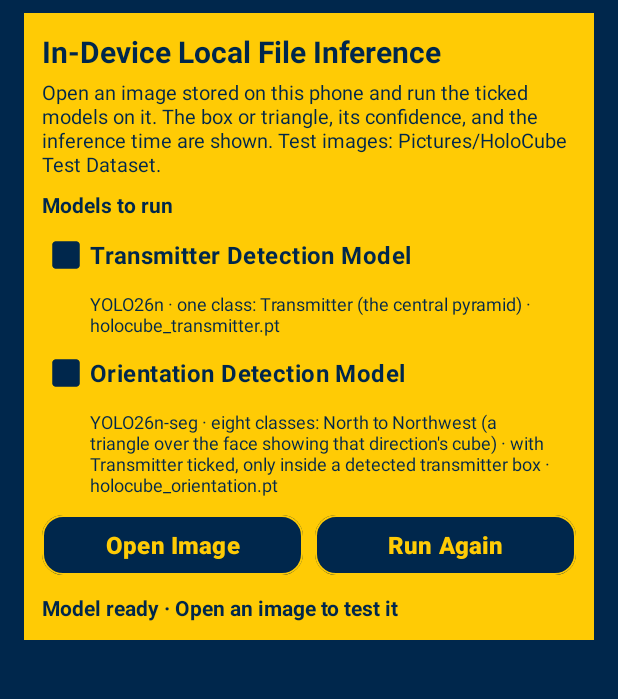
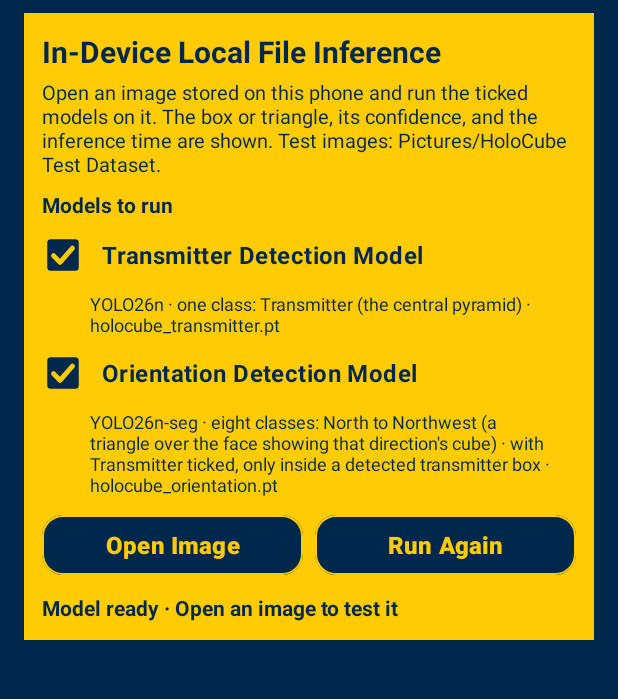
Before and after one commit to denizkarya1999/HoloCube_Android, an Android app: the LocalFileInferenceActivity screen opened directly, with no data from a screen before it, on a phone screen of 412 x 824 dp, the part 101-800 px from its top. Run offline under Robolectric (Android 15) with nearby library versions, the phone set to English and light mode, and no system bars; libraries missing offline, so code that uses them is left out: org.opencv.android, org.opencv.core, org.opencv.imgproc; 1 statement that could not run was skipped.

Commit message:
Show ticks in the model checkboxes and make the Guide OK maize (1.4.1)
The Material 3 checkbox drew its tick in the box colour, so a ticked model
looked like a solid square. Draw the checkbox in the app instead: a
Michigan Blue box with a maize tick, and an empty Michigan Blue outline
when unticked (model_checkbox*.xml), on both the Settings rows and the
Local File Inference screen. The theme's checkbox style overrides
android:button through buttonCompat and adds a tint, so the layouts set
app:buttonCompat and clear the tint.

The Guide dialog's OK is maize; Michigan Blue was nearly invisible on the
dark dialog.

26 unit tests pass and lint has 0 errors. On the Pixel 8a screenshots show
the ticks, the unticked outline and the maize OK; screenshots 6, 10, 11 and
12 are retaken.

Co-Authored-By: Claude Fable 5.2 <noreply@anthropic.com>

```diff
--- a/app/build.gradle.kts
+++ b/app/build.gradle.kts
@@ -19,8 +19,8 @@ android {
         applicationId = "com.developer27.holocube.mobile"
         minSdk = 26
         targetSdk = 34
-        versionCode = 8
-        versionName = "1.4"
+        versionCode = 9
+        versionName = "1.4.1"
 
         ndk {
             // Phones and the Quest share the ARM64 PyTorch wheel.
--- a/app/src/main/java/com/developer27/holocube/mobile/MainActivity.kt
+++ b/app/src/main/java/com/developer27/holocube/mobile/MainActivity.kt
@@ -373,11 +373,13 @@ class MainActivity : AppCompatActivity() {
     }
 
     private fun showGuideDialog() {
-        AlertDialog.Builder(this)
+        val dialog = AlertDialog.Builder(this)
             .setTitle(R.string.guide_title)
             .setMessage(R.string.guide_text)
             .setPositiveButton(R.string.ok, null)
             .show()
+        // Maize OK: the theme's Michigan Blue is nearly invisible on the dark dialog.
+        dialog.getButton(AlertDialog.BUTTON_POSITIVE)?.setTextColor(getColor(R.color.yellow))
     }
 
     private fun openUrl(url: String) {
--- /dev/null
+++ b/app/src/main/res/drawable/model_checkbox.xml
@@ -0,0 +1,6 @@
+<?xml version="1.0" encoding="utf-8"?>
+<!-- The Models to Run checkbox: drawn here because the theme's own tick takes the box colour and disappears -->
+<selector xmlns:android="http://schemas.android.com/apk/res/android">
+    <item android:state_checked="true" android:drawable="@drawable/model_checkbox_checked" />
+    <item android:drawable="@drawable/model_checkbox_unchecked" />
+</selector>
--- /dev/null
+++ b/app/src/main/res/drawable/model_checkbox_checked.xml
@@ -0,0 +1,18 @@
+<?xml version="1.0" encoding="utf-8"?>
+<!-- A ticked model: Michigan Blue box with a maize tick -->
+<vector xmlns:android="http://schemas.android.com/apk/res/android"
+    android:width="28dp"
+    android:height="28dp"
+    android:viewportWidth="24"
+    android:viewportHeight="24">
+    <path
+        android:fillColor="@color/darkBlue"
+        android:pathData="M5,3h14a2,2 0,0 1,2 2v14a2,2 0,0 1,-2 2H5a2,2 0,0 1,-2 -2V5a2,2 0,0 1,2 -2z" />
+    <path
+        android:fillColor="#00000000"
+        android:strokeColor="@color/yellow"
+        android:strokeWidth="2.8"
+        android:strokeLineCap="round"
+        android:strokeLineJoin="round"
+        android:pathData="M6.6,12.4l3.7,3.8l7.1,-8.1" />
+</vector>
--- /dev/null
+++ b/app/src/main/res/drawable/model_checkbox_unchecked.xml
@@ -0,0 +1,13 @@
+<?xml version="1.0" encoding="utf-8"?>
+<!-- An unticked model: an empty Michigan Blue outline -->
+<vector xmlns:android="http://schemas.android.com/apk/res/android"
+    android:width="28dp"
+    android:height="28dp"
+    android:viewportWidth="24"
+    android:viewportHeight="24">
+    <path
+        android:fillColor="#00000000"
+        android:strokeColor="@color/darkBlue"
+        android:strokeWidth="2"
+        android:pathData="M5,4h14a1,1 0,0 1,1 1v14a1,1 0,0 1,-1 1H5a1,1 0,0 1,-1 -1V5a1,1 0,0 1,1 -1z" />
+</vector>
--- a/app/src/main/res/layout/activity_local_file_inference.xml
+++ b/app/src/main/res/layout/activity_local_file_inference.xml
@@ -78,12 +78,16 @@
             android:textColor="@color/darkBlue" />
 
         <!-- Models to run: the same two choices as Settings → Models to Run -->
-        <CheckBox
+        <androidx.appcompat.widget.AppCompatCheckBox
             android:id="@+id/transmitterCheck"
             android:layout_width="match_parent"
             android:layout_height="wrap_content"
             android:minHeight="48dp"
-            android:buttonTint="@color/darkBlue"
+            android:button="@drawable/model_checkbox"
+            app:buttonCompat="@drawable/model_checkbox"
+            app:buttonTint="@null"
+            android:paddingStart="12dp"
+            android:paddingEnd="0dp"
             android:textColor="@color/darkBlue"
             android:textSize="16sp"
             android:textStyle="bold"
@@ -99,12 +103,16 @@
             android:textColor="@color/darkBlue"
             tools:text="YOLO26n · one class: Transmitter" />
 
-        <CheckBox
+        <androidx.appcompat.widget.AppCompatCheckBox
             android:id="@+id/orientationCheck"
             android:layout_width="match_parent"
             android:layout_height="wrap_content"
             android:minHeight="48dp"
-            android:buttonTint="@color/darkBlue"
+            android:button="@drawable/model_checkbox"
+            app:buttonCompat="@drawable/model_checkbox"
+            app:buttonTint="@null"
+            android:paddingStart="12dp"
+            android:paddingEnd="0dp"
             android:textColor="@color/darkBlue"
             android:textSize="16sp"
             android:textStyle="bold"
--- a/app/src/main/res/layout/preference_widget_checkbox_blue.xml
+++ b/app/src/main/res/layout/preference_widget_checkbox_blue.xml
@@ -1,10 +1,13 @@
 <?xml version="1.0" encoding="utf-8"?>
-<!-- The checkbox of a Models to Run row; the row itself handles the tap -->
-<CheckBox xmlns:android="http://schemas.android.com/apk/res/android"
+<!-- The checkbox of a Models to Run row: a Michigan Blue box with a maize tick; the row itself handles the tap -->
+<androidx.appcompat.widget.AppCompatCheckBox xmlns:android="http://schemas.android.com/apk/res/android"
+    xmlns:app="http://schemas.android.com/apk/res-auto"
     android:id="@android:id/checkbox"
     android:layout_width="wrap_content"
     android:layout_height="wrap_content"
     android:background="@null"
-    android:buttonTint="@color/darkBlue"
+    android:button="@drawable/model_checkbox"
+    app:buttonCompat="@drawable/model_checkbox"
+    app:buttonTint="@null"
     android:clickable="false"
     android:focusable="false" />
--- a/app/src/main/res/values/strings.xml
+++ b/app/src/main/res/values/strings.xml
@@ -53,7 +53,7 @@
     <!-- About page -->
     <string name="about_header">About HoloCube</string>
     <string name="about_designed_for">Designed for: HoloCube Research Project</string>
-    <string name="about_version">Version: 1.4</string>
+    <string name="about_version">Version: 1.4.1</string>
     <string name="about_platform">Platform: Android Smartphone + Meta Quest 3S</string>
     <string name="about_release_date">Release Date: TBD</string>
     <string name="about_developers">Developers: Deniz K. Acikbas and Ahmad Jayeb</string>
```
Also changed, not shown: 6 other files.
